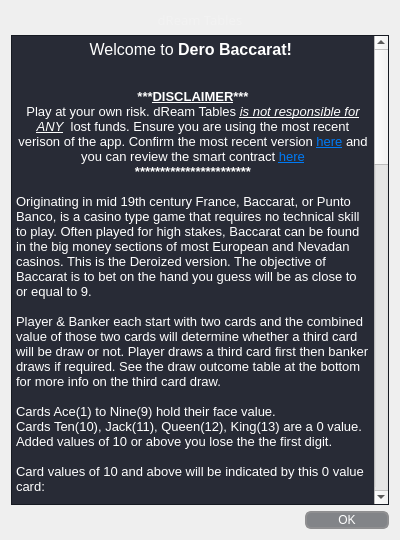
The window that Mainnet-Baccarat/help.ui (SixofClubsss/Dero-Baccarat) describes before a commit, drawn with Qt 5.
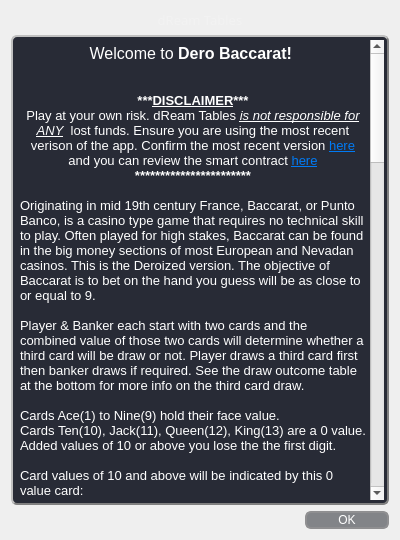
The same window after the commit. Icons and pictures are not drawn.

What changed in the file:
```diff
--- a/Mainnet-Baccarat/help.ui
+++ b/Mainnet-Baccarat/help.ui
@@ -194,8 +194,15 @@
    <item row="1" column="0">
     <widget class="QTextBrowser" name="textBrowser">
      <property name="styleSheet">
-      <string notr="true">background-color: rgb(28, 31, 43,  240);
-color: rgb(255, 255, 255);</string>
+      <string notr="true">QTextBrowser{
+    border-color: rgb(128, 128, 128);
+    border-style: outset;
+    border-width: 2px;
+    border-radius: 6px;
+    padding: 3px;
+    background-color: rgb(28, 31, 43,  240);
+    color: rgb(255, 255, 255);
+}</string>
      </property>
      <property name="html">
       <string>&lt;!DOCTYPE HTML PUBLIC &quot;-//W3C//DTD HTML 4.0//EN&quot; &quot;http://www.w3.org/TR/REC-html40/strict.dtd&quot;&gt;
```
